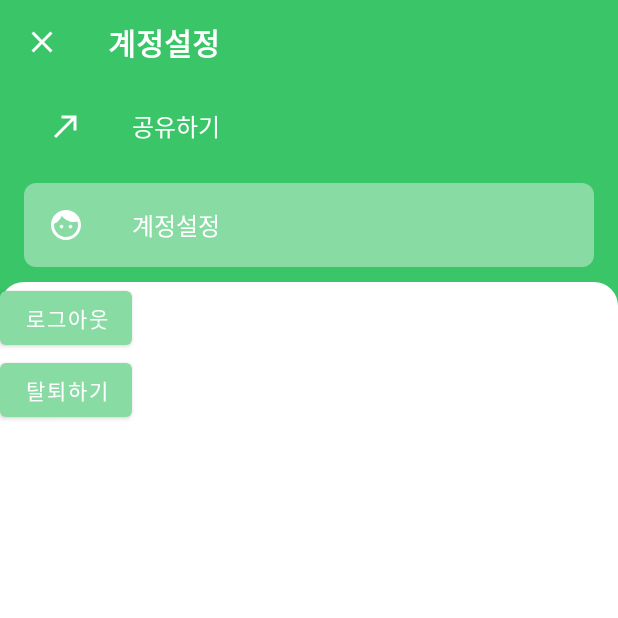
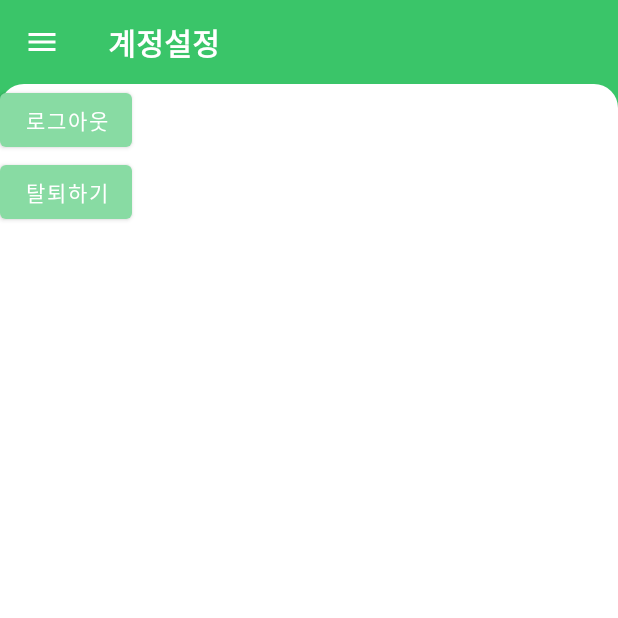
Before and after one commit to NamWoojin/ShareHiProject, an Android app: the fragment PrepareFragment placed in its activity, after a tap on "계정설정", on a phone screen of 412 x 824 dp, the top half of it. Run offline under Robolectric (Android 15) with nearby library versions, the phone set to English and light mode, and no system bars; our stand-ins replace data binding; 2 other taps on this screen came first.

Commit message:
Update S04FIELD01-106 : backdrop viewmodel 추가
Former-commit-id: a1e1330b372f2ed36e21813d5f900f1ead21a8c3

```diff
--- a/Android/app/build.gradle
+++ b/Android/app/build.gradle
@@ -38,6 +38,7 @@ dependencies {
     implementation 'com.google.android.material:material:1.3.0'
     implementation 'androidx.constraintlayout:constraintlayout:2.0.4'
     implementation 'androidx.lifecycle:lifecycle-extensions:2.2.0'
+    implementation 'androidx.lifecycle:lifecycle-viewmodel-savedstate:2.2.0'
     implementation 'com.google.android.gms:play-services-auth:19.0.0'
     implementation 'com.squareup.retrofit2:converter-gson:2.3.0'
     implementation 'com.squareup.retrofit2:retrofit:2.3.0'
--- /dev/null
+++ b/Android/app/src/main/java/com/example/android/data/viewmodel/BackdropViewModel.java
@@ -0,0 +1,17 @@
+package com.example.android.data.viewmodel;
+
+import android.app.Activity;
+
+import androidx.lifecycle.MutableLiveData;
+
+public interface BackdropViewModel {
+    void setParentContext(Activity parentContext);
+
+    void setPageLiveData(MutableLiveData<String> pageLiveData);
+    void toggleBackdropMenu();
+    void changePage(String page);
+
+    MutableLiveData<String> getPageLiveData();
+    MutableLiveData<Boolean> getBackdropMenuOpenLiveData();
+    void setBackdropMenuOpenLiveData(MutableLiveData<Boolean> backdropMenuOpenLiveData);
+}
--- a/Android/app/src/main/java/com/example/android/data/viewmodel/SendViewModel.java
+++ b/Android/app/src/main/java/com/example/android/data/viewmodel/SendViewModel.java
@@ -10,6 +10,9 @@ import java.util.ArrayList;
 public interface SendViewModel {
     void setParentContext(Activity parentContext);
 
+    //prepare
+    void deleteSelectedFolderPath();
+
     void setFolderPathLiveData(MutableLiveData<String> folderPath);
     MutableLiveData<String> getFolderPathLiveData();
 }
--- /dev/null
+++ b/Android/app/src/main/java/com/example/android/data/viewmodelimpl/BackdropViewModelImpl.java
@@ -0,0 +1,58 @@
+package com.example.android.data.viewmodelimpl;
+
+import android.app.Activity;
+import android.util.Log;
+
+import androidx.lifecycle.MutableLiveData;
+import androidx.lifecycle.SavedStateHandle;
+import androidx.lifecycle.ViewModel;
+
+import com.example.android.data.viewmodel.BackdropViewModel;
+
+import java.lang.ref.WeakReference;
+
+public class BackdropViewModelImpl extends ViewModel implements BackdropViewModel{
+
+    private static final String TAG = "BackdropViewModelImpl";
+
+    private WeakReference<Activity> mActivityRef;
+
+    private MutableLiveData<String> pageLiveData = new MutableLiveData<>("");
+    private MutableLiveData<Boolean> backdropMenuOpenLiveData = new MutableLiveData<>(false);
+
+    public BackdropViewModelImpl(SavedStateHandle handle){
+        pageLiveData = handle.getLiveData("page");
+    }
+
+    @Override
+    public void setParentContext(Activity parentContext) {
+        this.mActivityRef = new WeakReference<>(parentContext);
+    }
+    @Override
+    public void toggleBackdropMenu(){
+        backdropMenuOpenLiveData.setValue(!backdropMenuOpenLiveData.getValue());
+    }
+
+    @Override
+    public void changePage(String page) {
+        pageLiveData.setValue(page);
+        backdropMenuOpenLiveData.setValue(false);
+    }
+
+    @Override
+    public MutableLiveData<String> getPageLiveData() {
+        return pageLiveData;
+    }
+    @Override
+    public void setPageLiveData(MutableLiveData<String> pageLiveData) {
+        this.pageLiveData = pageLiveData;
+    }
+    @Override
+    public MutableLiveData<Boolean> getBackdropMenuOpenLiveData() {
+        return backdropMenuOpenLiveData;
+    }
+    @Override
+    public void setBackdropMenuOpenLiveData(MutableLiveData<Boolean> backdropMenuOpenLiveData) {
+        this.backdropMenuOpenLiveData = backdropMenuOpenLiveData;
+    }
+}
--- a/Android/app/src/main/java/com/example/android/ui/main/BackdropActivity.java
+++ b/Android/app/src/main/java/com/example/android/ui/main/BackdropActivity.java
@@ -3,149 +3,135 @@ package com.example.android.ui.main;
 import androidx.appcompat.app.AppCompatActivity;
 import androidx.constraintlayout.widget.ConstraintLayout;
 import androidx.core.content.ContextCompat;
+import androidx.databinding.DataBindingUtil;
 import androidx.fragment.app.Fragment;
 import androidx.fragment.app.FragmentManager;
 import androidx.fragment.app.FragmentTransaction;
+import androidx.lifecycle.Observer;
+import androidx.lifecycle.SavedStateViewModelFactory;
 import androidx.lifecycle.ViewModelProvider;
 
 import android.content.Intent;
 import android.os.Bundle;
+import android.util.Log;
 import android.view.View;
 import android.widget.ImageView;
 import android.widget.TextView;
 
 import com.example.android.R;
+import com.example.android.data.viewmodel.BackdropViewModel;
 import com.example.android.data.viewmodel.SendViewModel;
+import com.example.android.data.viewmodelimpl.BackdropViewModelImpl;
 import com.example.android.data.viewmodelimpl.SendViewModelImpl;
+import com.example.android.databinding.ActivityMainBackdropBinding;
 import com.example.android.ui.send.PrepareFragment;
 import com.example.android.ui.user.SettingFragment;
 
-public class BackdropActivity extends AppCompatActivity{
+
+public class BackdropActivity extends AppCompatActivity {
 
     private static final String TAG = "BACKDROP_ACTIVITY";
 
+    private BackdropViewModel mBackdropViewModel;
     private SendViewModel mSendViewModel;
 
-    private TextView actionBarTextView;
     private View frameLayout;
     private View actionBarDetail;
-    private ImageView actionBarMenu;
-    private ConstraintLayout sendLayout;
-    private ConstraintLayout userLayout;
 
     public FragmentManager fragmentManager;
+    private Fragment fragment;
 
+    private ActivityMainBackdropBinding binding;
 
     @Override
     protected void onCreate(Bundle savedInstanceState) {
         super.onCreate(savedInstanceState);
         setContentView(R.layout.activity_main_backdrop);
 
-        //ViewModel 요청
+        //BackdropViewModel 요청
+        mBackdropViewModel = new ViewModelProvider(this, new SavedStateViewModelFactory(getApplication(), this, getIntent().getExtras())).get(BackdropViewModelImpl.class);
+        mBackdropViewModel.setParentContext(this);
+
+        //바인딩 객체 설정
+        binding = DataBindingUtil.setContentView(this, R.layout.activity_main_backdrop);
+        binding.setLifecycleOwner(this);
+        binding.setViewModel(mBackdropViewModel);
+
+        //SendViewModel 요청
         mSendViewModel = new ViewModelProvider(this, new ViewModelProvider.NewInstanceFactory()).get(SendViewModelImpl.class);
         mSendViewModel.setParentContext(this);
 
-        sendLayout = (ConstraintLayout) findViewById(R.id.activity_backdrop_go_send_layout);
-        userLayout = (ConstraintLayout) findViewById(R.id.activity_backdrop_go_user_layout);
-        actionBarTextView = (TextView) findViewById(R.id.activity_backdrop_action_bar_text);
+        //페이지 이동에 따른 fragment, UI제어
+        mBackdropViewModel.getPageLiveData().observe(this, this::changePage);
+        mBackdropViewModel.getBackdropMenuOpenLiveData().observe(this, aBoolean -> {
+            backdropMenuToggle();
+        });
+
+
+
         frameLayout = (View) findViewById(R.id.activity_backdrop_fragment);
         actionBarDetail = (View) findViewById(R.id.activity_backdrop_action_bar_detail);
         fragmentManager = getSupportFragmentManager();
+        fragment = fragmentManager.findFragmentById(R.id.activity_backdrop_fragment);
 
-        //요청에 따른 fragment 페이지 설정
-        Intent intent = getIntent();
-        String page = intent.getStringExtra("page");
-        changePage(page);
-        setUIbyFragment(page);
+        //backdrop 초기 값 설정
+//        frameLayout.setEnabled(false);
 
-        //상단바 상세메뉴 여닫기 이벤트 추가
-        actionBarMenu = (ImageView) findViewById(R.id.activity_backdrop_action_bar_menu);
-        actionBarMenu.setOnClickListener(v -> backdropMenuToggle());
-
-        //backdrop 전송하기 메뉴 클릭 시
-        sendLayout.setOnClickListener(v -> {
-            changePage("send");
-            setUIbyFragment("send");
-            backdropMenuToggle();
-        });
-
-        //backdrop 계정설정 메뉴 클릭 시
-        userLayout.setOnClickListener(v -> {
-            changePage("user");
-            setUIbyFragment("user");
-            backdropMenuToggle();
-        });
     }
 
-    //페이지 이동
+
+
+    //fragment 페이지
     public void changePage(String page) {
-        Fragment fragment = fragmentManager.findFragmentById(R.id.activity_backdrop_fragment);
-//        clearFragmentTransactionStack();
         switch (page) {
             case "send":
                 //첫 진입 시 fragment == null
                 //현재 페이지가 PrepageFragment면 실행X
                 if (fragment == null || !(fragment instanceof PrepareFragment)) {
-                    replaceFragment(PrepareFragment.newInstance());
+//                    clearFragmentTransactionStack();
+                    replaceFragment(PrepareFragment.newInstance(),false);
+                    backdropMenuToggle();
                 }
                 break;
             case "user":
                 //첫 진입 시 fragment == null
                 //현재 페이지가 SettingFragment면 실행X
                 if (fragment == null || !(fragment instanceof SettingFragment)) {
-                    replaceFragment(SettingFragment.newInstance());
+//                    clearFragmentTransactionStack();
+                    replaceFragment(SettingFragment.newInstance(),false);
+                    backdropMenuToggle();
                 }
-                break;
-        }
-
-    }
-
-    //fragment 변화에 따른 backdrop 제어
-    private void setUIbyFragment(String page) {
-        switch (page) {
-            case "send":
-                actionBarTextView.setText("공유하기");
-                setMenuLayoutUI(sendLayout, true);
-                setMenuLayoutUI(userLayout, false);
-                break;
-            case "user":
-                actionBarTextView.setText("계정설정");
-                setMenuLayoutUI(sendLayout, false);
-                setMenuLayoutUI(userLayout, true);
                 break;
         }
     }
 
-    //layout 디자인 변경
-    private void setMenuLayoutUI(ConstraintLayout layout, boolean clicked) {
-        if (clicked) {
-            layout.setBackground(ContextCompat.getDrawable(this, R.drawable.backdrop_detaillayout_radius));
-        } else {
-            layout.setBackground(ContextCompat.getDrawable(this, R.drawable.backdrop_detaillayout_none));
+    @Override
+    public void onBackPressed() {
+        super.onBackPressed();
+        if(fragment == null){
+            super.onBackPressed();
         }
     }
 
     //backdrop 메뉴 여닫기, menu 아이콘 설정
     private void backdropMenuToggle() {
-        if (frameLayout.isEnabled()) {
+        if (mBackdropViewModel.getBackdropMenuOpenLiveData().getValue()) {
             frameLayout.animate().translationY(actionBarDetail.getHeight());
-            actionBarMenu.setImageResource(R.drawable.ic_menu_close_24);
         } else {
             frameLayout.animate().translationY(0);
-            actionBarMenu.setImageResource(R.drawable.ic_menu_white_24);
         }
-        frameLayout.setEnabled(!frameLayout.isEnabled());
     }
 
     //프래그먼트 화면이동
-    public void replaceFragment(Fragment fragment) {
+    public void replaceFragment(Fragment fragment,boolean addToBackStack) {
         FragmentTransaction fragmentTransaction = fragmentManager.beginTransaction();
         fragmentTransaction.replace(R.id.activity_backdrop_fragment, fragment);
-        fragmentTransaction.addToBackStack(null);
+        if(addToBackStack)
+            fragmentTransaction.addToBackStack(null);
         fragmentTransaction.commit();
     }
 
-    private void clearFragmentTransactionStack(){
+    private void clearFragmentTransactionStack() {
         fragmentManager.popBackStack(null, FragmentManager.POP_BACK_STACK_INCLUSIVE);
     }
 }
--- a/Android/app/src/main/java/com/example/android/ui/main/MainActivity.java
+++ b/Android/app/src/main/java/com/example/android/ui/main/MainActivity.java
@@ -2,6 +2,7 @@ package com.example.android.ui.main;
 
 import android.content.Intent;
 import android.os.Bundle;
+import android.util.Log;
 import android.widget.Button;
 
 import androidx.appcompat.app.AppCompatActivity;
--- a/Android/app/src/main/java/com/example/android/ui/send/PrepareFragment.java
+++ b/Android/app/src/main/java/com/example/android/ui/send/PrepareFragment.java
@@ -24,9 +24,6 @@ public class PrepareFragment extends Fragment {
 
     private FragmentSendPrepareBinding binding;
     private SendViewModel mSendViewModel;
-
-    private Button goFolderButton;
-    private Button goShareButton;
 
     private static PrepareRecyclerAdapter adapter;
 
@@ -55,10 +52,8 @@ public class PrepareFragment extends Fragment {
         mSendViewModel = new ViewModelProvider((BackdropActivity)getActivity()).get(SendViewModelImpl.class);
         binding.setViewModel(mSendViewModel);
 
-        mSendViewModel.getFolderPathLiveData().observe((BackdropActivity)getActivity(),this::isChoicedFolder);
+//        mSendViewModel.getFolderPathLiveData().observe((BackdropActivity)getActivity(),this::isChoicedFolder);
 
-        goFolderButton = (Button) view.findViewById(R.id.fragment_prepare_go_folder_Button);
-        goShareButton = (Button) view.findViewById(R.id.fragment_prepare_go_share_Button);
 //        RecyclerView recyclerView = view.findViewById(R.id.fragment_prepare_choice_members_RecyclerView);
 //
 //        LinearLayoutManager linearLayoutManager = new LinearLayoutManager(view.getContext());
@@ -69,27 +64,15 @@ public class PrepareFragment extends Fragment {
 
 
 
-        goFolderButton.setOnClickListener(v -> {
-            ((BackdropActivity)getActivity()).replaceFragment(FolderFragment.newInstance());
-        });
+//        goFolderButton.setOnClickListener(v -> {
+//            ((BackdropActivity)getActivity()).replaceFragment(FolderFragment.newInstance());
+//        });
 
         // Inflate the layout for this fragment
         return view;
     }
 
-    private void isChoicedFolder(String path){
-        if(path.length() == 0){
-//            folderLayout.setVisibility(View.GONE);
-            canShareButton(false);
-        }else{
-//            folderLayout.setVisibility(View.VISIBLE);
-            canShareButton(true);
-        }
-    }
 
-    private void canShareButton(Boolean b){
-        goShareButton.setEnabled(b);
-    }
 
     private void setChildFragment(Fragment child){
         FragmentTransaction childFt = getChildFragmentManager().beginTransaction();
--- a/Android/app/src/main/res/layout/activity_main_backdrop.xml
+++ b/Android/app/src/main/res/layout/activity_main_backdrop.xml
@@ -1,4 +1,10 @@
 <?xml version="1.0" encoding="utf-8"?>
+<layout>
+    <data>
+        <variable
+            name="viewModel"
+            type="com.example.android.data.viewmodel.BackdropViewModel" />
+    </data>
 <androidx.constraintlayout.widget.ConstraintLayout
     xmlns:android="http://schemas.android.com/apk/res/android"
     xmlns:app="http://schemas.android.com/apk/res-auto"
@@ -21,7 +27,9 @@
             android:layout_marginTop="@dimen/activity_backdrop_menu_icon_marginTop"
             app:layout_constraintStart_toStartOf="parent"
             app:layout_constraintTop_toTopOf="parent"
-            android:src="@drawable/ic_menu_white_24" />
+            android:onClick="@{() -> viewModel.toggleBackdropMenu()}"
+            android:src="@{viewModel.backdropMenuOpenLiveData ? @drawable/ic_menu_close_24 : @drawable/ic_menu_white_24}"
+            />
         <TextView
             android:id="@+id/activity_backdrop_action_bar_text"
             android:layout_width="wrap_content"
@@ -32,7 +40,8 @@
             android:textColor="@color/alwaysWhite"
             app:layout_constraintBottom_toBottomOf="@+id/activity_backdrop_action_bar_menu"
             app:layout_constraintStart_toEndOf="@+id/activity_backdrop_action_bar_menu"
-            app:layout_constraintTop_toTopOf="@+id/activity_backdrop_action_bar_menu" />
+            app:layout_constraintTop_toTopOf="@+id/activity_backdrop_action_bar_menu"
+            android:text="@{viewModel.pageLiveData.equals(`send`)? @string/activity_main_send_button_text : @string/activity_main_user_button_text}"/>
 
     </androidx.constraintlayout.widget.ConstraintLayout>
 
@@ -56,7 +65,9 @@
             app:layout_constraintTop_toTopOf="parent"
             app:layout_constraintLeft_toLeftOf="parent"
             app:layout_constraintRight_toRightOf="parent"
-            app:layout_constraintBottom_toTopOf="@id/activity_backdrop_go_user_layout">
+            app:layout_constraintBottom_toTopOf="@id/activity_backdrop_go_user_layout"
+            android:onClick="@{() -> viewModel.changePage(`send`)}"
+            android:background="@{viewModel.pageLiveData.equals(`send`) ? @drawable/backdrop_detaillayout_radius : @drawable/backdrop_detaillayout_none}">
             <ImageView
                 android:id="@+id/activity_backdrop_go_send_imageView"
                 android:layout_width="wrap_content"
@@ -88,7 +99,9 @@
             app:layout_constraintTop_toBottomOf="@id/activity_backdrop_go_send_layout"
             app:layout_constraintLeft_toLeftOf="parent"
             app:layout_constraintRight_toRightOf="parent"
-            app:layout_constraintBottom_toBottomOf="parent">
+            app:layout_constraintBottom_toBottomOf="parent"
+            android:onClick="@{() -> viewModel.changePage(`user`)}"
+            android:background="@{viewModel.pageLiveData.equals(`user`) ? @drawable/backdrop_detaillayout_radius : @drawable/backdrop_detaillayout_none}">
             <ImageView
                 android:id="@+id/activity_backdrop_go_user_imageView"
                 android:layout_width="wrap_content"
@@ -144,3 +157,4 @@
         app:layout_constraintBottom_toBottomOf="parent"
         />
 </androidx.constraintlayout.widget.ConstraintLayout>
+</layout>
--- a/Android/app/src/main/res/layout/fragment_send_prepare.xml
+++ b/Android/app/src/main/res/layout/fragment_send_prepare.xml
@@ -73,7 +73,8 @@
                     android:src="@drawable/ic_baseline_close_24"
                     app:layout_constraintBottom_toBottomOf="parent"
                     app:layout_constraintEnd_toEndOf="parent"
-                    app:layout_constraintTop_toTopOf="parent" />
+                    app:layout_constraintTop_toTopOf="parent"
+                    android:onClick="@{() -> viewModel.deleteSelectedFolderPath()}"/>
 
             </androidx.constraintlayout.widget.ConstraintLayout>
 
```
Also changed, not shown: Android/app/src/main/java/com/example/android/data/viewmodelimpl/SendViewModelImpl.java (+12 -0 lines), Android/app/src/main/res/layout/fragment_send_share.xml (+13 -6 lines).
